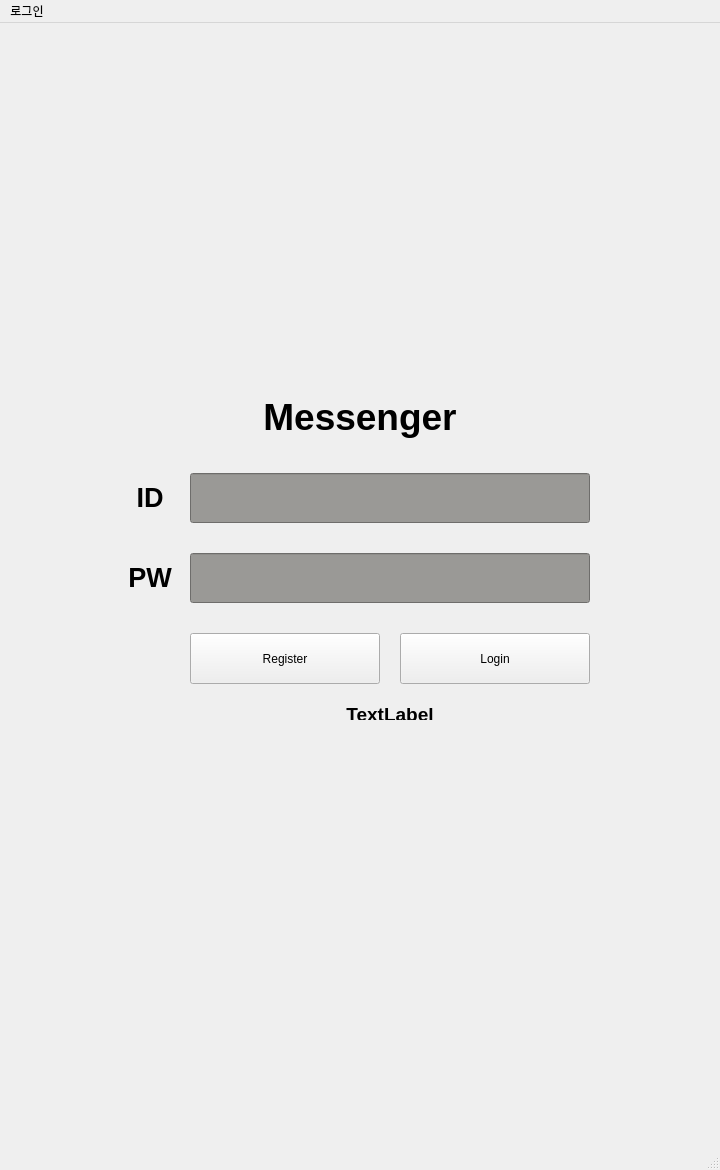
First picture: the form in source/ui/window_login.ui, repository kiyuniii/Messenger, before the edit.
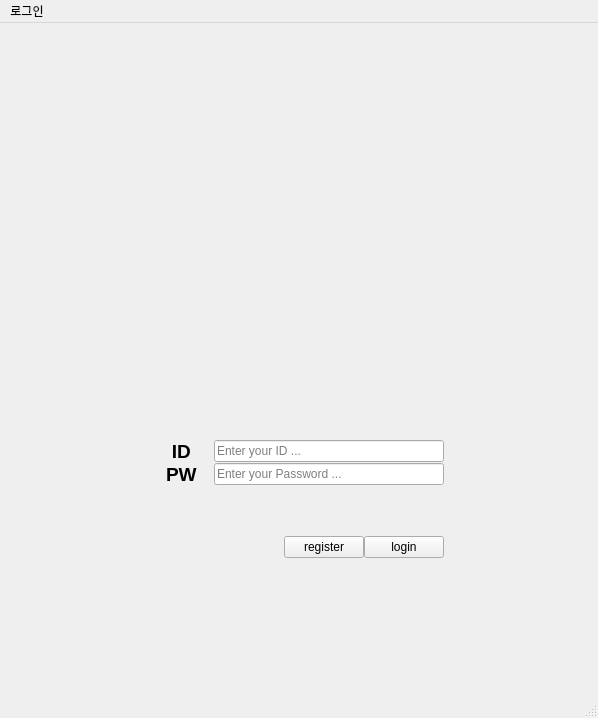
Second picture: the form after the edit. Icons and pictures are not drawn.

Diff of the .ui file:
```diff
--- a/source/ui/window_login.ui
+++ b/source/ui/window_login.ui
@@ -6,133 +6,201 @@
    <rect>
     <x>0</x>
     <y>0</y>
-    <width>720</width>
-    <height>1170</height>
+    <width>598</width>
+    <height>718</height>
    </rect>
   </property>
   <property name="windowTitle">
    <string>MainWindow</string>
   </property>
   <widget class="QWidget" name="centralwidget">
-   <widget class="QPushButton" name="button_login">
-    <property name="geometry">
-     <rect>
-      <x>400</x>
-      <y>610</y>
-      <width>190</width>
-      <height>51</height>
-     </rect>
-    </property>
-    <property name="text">
-     <string>Login</string>
-    </property>
-   </widget>
-   <widget class="QLineEdit" name="lineEdit_ID">
-    <property name="geometry">
-     <rect>
-      <x>190</x>
-      <y>450</y>
-      <width>400</width>
-      <height>50</height>
-     </rect>
-    </property>
-    <property name="styleSheet">
-     <string notr="true">QLineEdit {
-    background-color: rgb(154, 153, 150);  /* 회색 배경 */
-    color: black;                        /* 검은색 텍스트 */
-}
-</string>
-    </property>
-   </widget>
-   <widget class="QLineEdit" name="lineEdit_PW">
-    <property name="geometry">
-     <rect>
-      <x>190</x>
-      <y>530</y>
-      <width>400</width>
-      <height>50</height>
-     </rect>
-    </property>
-    <property name="styleSheet">
-     <string notr="true">QLineEdit {
-    background-color: rgb(154, 153, 150);  /* 회색 배경 */
-    color: black;                        /* 검은색 텍스트 */
-}
-</string>
-    </property>
-   </widget>
-   <widget class="QLabel" name="label_title">
-    <property name="geometry">
-     <rect>
-      <x>110</x>
-      <y>370</y>
-      <width>500</width>
-      <height>50</height>
-     </rect>
-    </property>
-    <property name="text">
-     <string>&lt;html&gt;&lt;head/&gt;&lt;body&gt;&lt;p align=&quot;center&quot;&gt;&lt;span style=&quot; font-size:28pt; font-weight:700;&quot;&gt;Messenger&lt;/span&gt;&lt;/p&gt;&lt;/body&gt;&lt;/html&gt;</string>
-    </property>
-   </widget>
-   <widget class="QPushButton" name="button_register">
-    <property name="geometry">
-     <rect>
-      <x>190</x>
-      <y>610</y>
-      <width>190</width>
-      <height>51</height>
-     </rect>
-    </property>
-    <property name="text">
-     <string>Register</string>
-    </property>
-   </widget>
-   <widget class="QLabel" name="label_ID">
-    <property name="geometry">
-     <rect>
-      <x>110</x>
-      <y>450</y>
-      <width>80</width>
-      <height>50</height>
-     </rect>
-    </property>
-    <property name="text">
-     <string>&lt;html&gt;&lt;head/&gt;&lt;body&gt;&lt;p align=&quot;center&quot;&gt;&lt;span style=&quot; font-size:20pt; font-weight:700;&quot;&gt;ID&lt;/span&gt;&lt;/p&gt;&lt;/body&gt;&lt;/html&gt;</string>
-    </property>
-   </widget>
-   <widget class="QLabel" name="label_PW">
-    <property name="geometry">
-     <rect>
-      <x>110</x>
-      <y>530</y>
-      <width>80</width>
-      <height>50</height>
-     </rect>
-    </property>
-    <property name="text">
-     <string>&lt;html&gt;&lt;head/&gt;&lt;body&gt;&lt;p align=&quot;center&quot;&gt;&lt;span style=&quot; font-size:20pt; font-weight:700;&quot;&gt;PW&lt;/span&gt;&lt;/p&gt;&lt;/body&gt;&lt;/html&gt;</string>
-    </property>
-   </widget>
-   <widget class="QLabel" name="label_loginStatus">
-    <property name="geometry">
-     <rect>
-      <x>190</x>
-      <y>680</y>
-      <width>400</width>
-      <height>17</height>
-     </rect>
-    </property>
-    <property name="text">
-     <string>&lt;html&gt;&lt;head/&gt;&lt;body&gt;&lt;p align=&quot;center&quot;&gt;&lt;span style=&quot; font-size:14pt; font-weight:700;&quot;&gt;TextLabel&lt;/span&gt;&lt;/p&gt;&lt;/body&gt;&lt;/html&gt;</string>
-    </property>
-   </widget>
+   <layout class="QGridLayout" name="gridLayout_2">
+    <item row="0" column="0">
+     <layout class="QGridLayout" name="gridLayout_3">
+      <property name="leftMargin">
+       <number>120</number>
+      </property>
+      <property name="topMargin">
+       <number>10</number>
+      </property>
+      <property name="rightMargin">
+       <number>120</number>
+      </property>
+      <property name="bottomMargin">
+       <number>10</number>
+      </property>
+      <property name="verticalSpacing">
+       <number>10</number>
+      </property>
+      <item row="0" column="0">
+       <layout class="QVBoxLayout" name="verticalLayout_5">
+        <item>
+         <widget class="QLabel" name="label_image">
+          <property name="sizePolicy">
+           <sizepolicy hsizetype="Preferred" vsizetype="Preferred">
+            <horstretch>0</horstretch>
+            <verstretch>0</verstretch>
+           </sizepolicy>
+          </property>
+          <property name="text">
+           <string/>
+          </property>
+          <property name="pixmap">
+           <pixmap>../../images/Hanwha_Vision_RGB_4_KEV (1).png</pixmap>
+          </property>
+          <property name="scaledContents">
+           <bool>true</bool>
+          </property>
+          <property name="wordWrap">
+           <bool>false</bool>
+          </property>
+          <property name="margin">
+           <number>-25</number>
+          </property>
+          <property name="indent">
+           <number>-1</number>
+          </property>
+         </widget>
+        </item>
+       </layout>
+      </item>
+      <item row="1" column="0">
+       <layout class="QVBoxLayout" name="verticalLayout_4">
+        <property name="leftMargin">
+         <number>25</number>
+        </property>
+        <property name="topMargin">
+         <number>25</number>
+        </property>
+        <property name="rightMargin">
+         <number>25</number>
+        </property>
+        <property name="bottomMargin">
+         <number>25</number>
+        </property>
+        <item>
+         <layout class="QHBoxLayout" name="horizontalLayout_8">
+          <property name="topMargin">
+           <number>50</number>
+          </property>
+          <item>
+           <widget class="QLabel" name="label_ID">
+            <property name="text">
+             <string>&lt;html&gt;&lt;head/&gt;&lt;body&gt;&lt;p align=&quot;center&quot;&gt;&lt;span style=&quot; font-size:14pt; font-weight:700;&quot;&gt;ID &lt;/span&gt;&lt;/p&gt;&lt;/body&gt;&lt;/html&gt;</string>
+            </property>
+           </widget>
+          </item>
+          <item>
+           <widget class="QLineEdit" name="lineEdit_ID">
+            <property name="sizePolicy">
+             <sizepolicy hsizetype="Fixed" vsizetype="Fixed">
+              <horstretch>0</horstretch>
+              <verstretch>0</verstretch>
+             </sizepolicy>
+            </property>
+            <property name="minimumSize">
+             <size>
+              <width>230</width>
+              <height>0</height>
+             </size>
+            </property>
+            <property name="placeholderText">
+             <string>Enter your ID ...</string>
+            </property>
+           </widget>
+          </item>
+         </layout>
+        </item>
+        <item>
+         <layout class="QHBoxLayout" name="horizontalLayout_6">
+          <property name="topMargin">
+           <number>0</number>
+          </property>
+          <property name="bottomMargin">
+           <number>50</number>
+          </property>
+          <item>
+           <widget class="QLabel" name="label_PW">
+            <property name="text">
+             <string>&lt;html&gt;&lt;head/&gt;&lt;body&gt;&lt;p align=&quot;center&quot;&gt;&lt;span style=&quot; font-size:14pt; font-weight:700;&quot;&gt;PW &lt;/span&gt;&lt;/p&gt;&lt;/body&gt;&lt;/html&gt;</string>
+            </property>
+           </widget>
+          </item>
+          <item>
+           <widget class="QLineEdit" name="lineEdit_PW">
+            <property name="sizePolicy">
+             <sizepolicy hsizetype="Fixed" vsizetype="Fixed">
+              <horstretch>0</horstretch>
+              <verstretch>0</verstretch>
+             </sizepolicy>
+            </property>
+            <property name="minimumSize">
+             <size>
+              <width>230</width>
+              <height>0</height>
+             </size>
+            </property>
+            <property name="placeholderText">
+             <string>Enter your Password ...</string>
+            </property>
+           </widget>
+          </item>
+         </layout>
+        </item>
+        <item>
+         <layout class="QHBoxLayout" name="horizontalLayout_3">
+          <item>
+           <spacer name="horizontalSpacer">
+            <property name="orientation">
+             <enum>Qt::Orientation::Horizontal</enum>
+            </property>
+            <property name="sizeHint" stdset="0">
+             <size>
+              <width>40</width>
+              <height>20</height>
+             </size>
+            </property>
+           </spacer>
+          </item>
+          <item>
+           <widget class="QPushButton" name="button_register">
+            <property name="text">
+             <string>register</string>
+            </property>
+           </widget>
+          </item>
+          <item>
+           <widget class="QPushButton" name="button_login">
+            <property name="text">
+             <string>login</string>
+            </property>
+           </widget>
+          </item>
+         </layout>
+        </item>
+        <item>
+         <layout class="QHBoxLayout" name="horizontalLayout_9">
+          <item>
+           <widget class="QLabel" name="label_loginStatus">
+            <property name="text">
+             <string/>
+            </property>
+           </widget>
+          </item>
+         </layout>
+        </item>
+       </layout>
+      </item>
+     </layout>
+    </item>
+   </layout>
   </widget>
   <widget class="QMenuBar" name="menubar">
    <property name="geometry">
     <rect>
      <x>0</x>
      <y>0</y>
-     <width>720</width>
+     <width>598</width>
      <height>27</height>
     </rect>
    </property>
```
